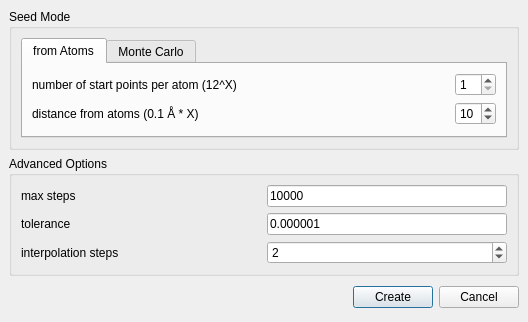
Qt form source/VIEW/DIALOGS/fieldLinesDialog.ui (BALL-Project/ball) before a commit.
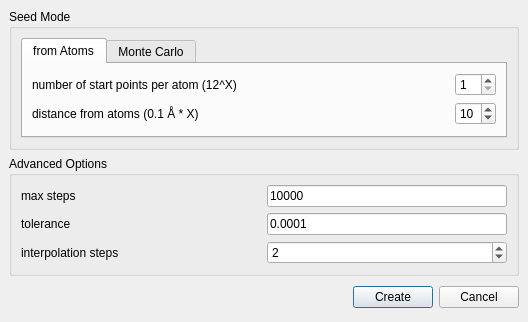
The same form after that commit. Icons and pictures are not drawn.

What changed in the file:
```diff
--- a/source/VIEW/DIALOGS/fieldLinesDialog.ui
+++ b/source/VIEW/DIALOGS/fieldLinesDialog.ui
@@ -92,7 +92,7 @@
       <item row="1" column="1" >
        <widget class="QLineEdit" name="tolerance" >
         <property name="text" >
-         <string>0.000001</string>
+         <string>0.0001</string>
         </property>
        </widget>
       </item>
```
